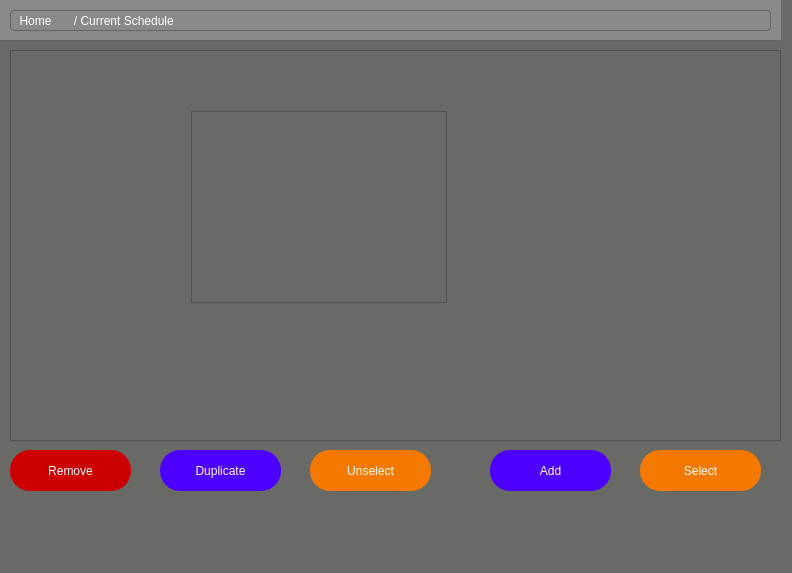
The window that qt/IE0217/mainwindow.ui (Jams1001/Proyecto_IE0217) describes before a commit, drawn with Qt 5.
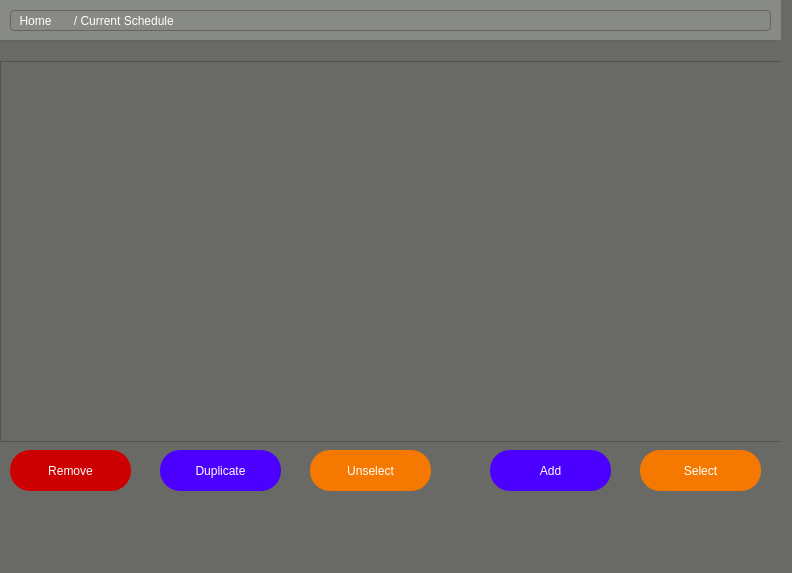
The same window after the commit. The open tabs and pages were chosen to show the change.

Commit message: Se añade tabla de filas para current Schedule

Diff of the .ui file:
```diff
--- a/qt/IE0217/mainwindow.ui
+++ b/qt/IE0217/mainwindow.ui
@@ -1888,42 +1888,6 @@
        </widget>
       </widget>
      </widget>
-     <widget class="QScrollArea" name="scrollArea_CurrentSchedule">
-      <property name="geometry">
-       <rect>
-        <x>10</x>
-        <y>50</y>
-        <width>771</width>
-        <height>391</height>
-       </rect>
-      </property>
-      <property name="styleSheet">
-       <string notr="true">color: rgb(255, 255, 255);</string>
-      </property>
-      <property name="widgetResizable">
-       <bool>true</bool>
-      </property>
-      <widget class="QWidget" name="scrollAreaWidget_CurrentSchedule">
-       <property name="geometry">
-        <rect>
-         <x>0</x>
-         <y>0</y>
-         <width>769</width>
-         <height>389</height>
-        </rect>
-       </property>
-       <widget class="QTableWidget" name="scheduleTable">
-        <property name="geometry">
-         <rect>
-          <x>180</x>
-          <y>60</y>
-          <width>256</width>
-          <height>192</height>
-         </rect>
-        </property>
-       </widget>
-      </widget>
-     </widget>
      <widget class="QPushButton" name="pushButtonAdd_CurrentSchedule">
       <property name="geometry">
        <rect>
@@ -2014,6 +1978,16 @@
        <string>Remove</string>
       </property>
      </widget>
+     <widget class="QTableWidget" name="scheduleTable">
+      <property name="geometry">
+       <rect>
+        <x>0</x>
+        <y>61</y>
+        <width>791</width>
+        <height>381</height>
+       </rect>
+      </property>
+     </widget>
     </widget>
    </widget>
   </widget>
```
Left out of the diff: 10 changed lines with no effect on the pictures. The commit also changes 5 other files.
